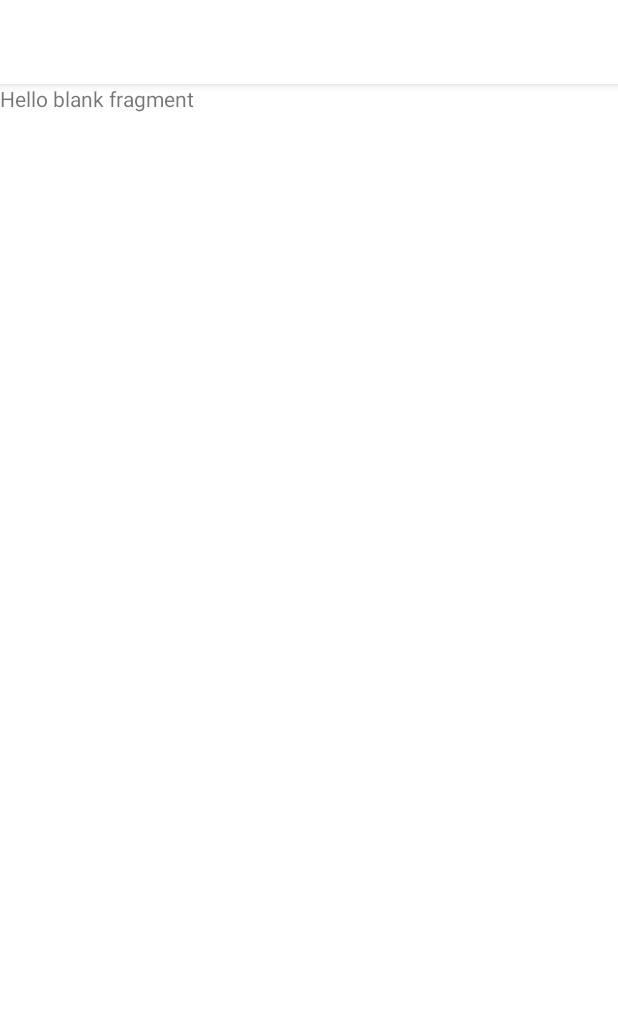
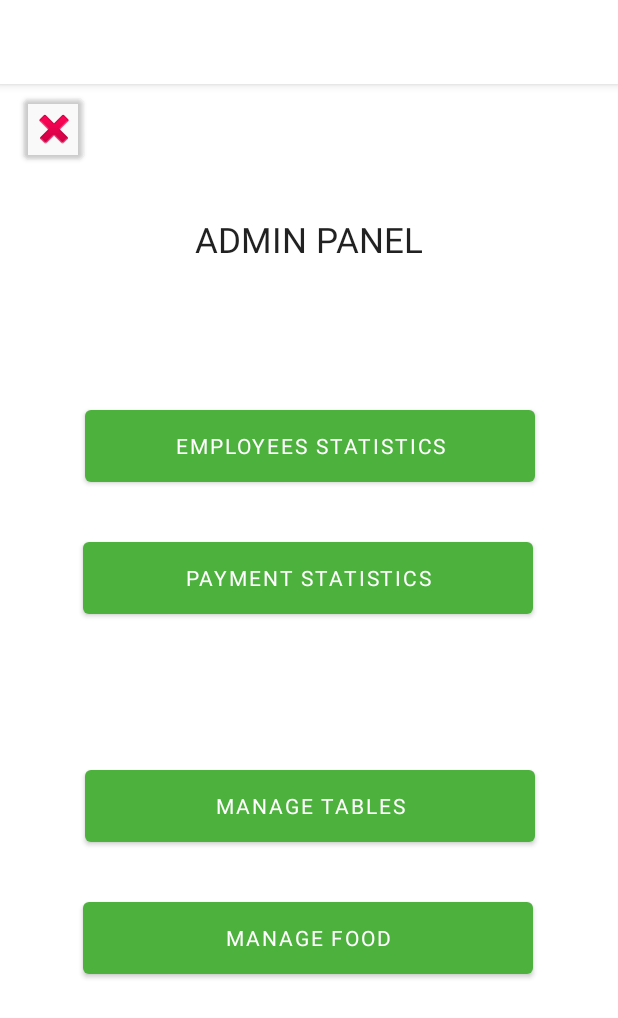
Before and after one commit to msabate00/WaiterMe, an Android app: the AdminMainFragment screen opened through its navigation route, on a phone screen of 412 x 824 dp. Shown: the top 1018 px of the screen. Run offline under Robolectric (Android 15) with nearby library versions, the light colour scheme and no system bars; our stand-ins replace Firebase (no records; nobody signed in at launch, a user with empty details on screens opened directly), data binding.

Commit message:
MSM - visa admin main

```diff
--- a/app/src/main/res/layout/fragment_admin_main.xml
+++ b/app/src/main/res/layout/fragment_admin_main.xml
@@ -8,19 +8,77 @@
     </data>
 
     <androidx.constraintlayout.widget.ConstraintLayout
-        android:id="@+id/frameLayout2"
+        android:id="@+id/frameLayout"
         android:layout_width="match_parent"
         android:layout_height="match_parent"
-        tools:context=".Admin.AdminMainFragment">
+        tools:context=".Login.LoginFragment">
 
-        <!-- TODO: Update blank fragment layout -->
         <TextView
-            android:id="@+id/textView"
-            android:layout_width="0dp"
-            android:layout_height="0dp"
-            android:text="@string/hello_blank_fragment"
-            app:layout_constraintBottom_toBottomOf="parent"
+            android:id="@+id/tv_AdminMain_Title"
+            style="@style/HeaderText"
+            android:layout_width="wrap_content"
+            android:layout_height="wrap_content"
+            android:layout_marginTop="88dp"
+            android:text="@string/admin_panel"
+            android:textAllCaps="true"
             app:layout_constraintEnd_toEndOf="parent"
+            app:layout_constraintStart_toStartOf="parent"
+            app:layout_constraintTop_toTopOf="parent" />
+
+        <Button
+            android:id="@+id/bt_AdminMain_EmployeesSt"
+            style="@style/AdminButton"
+            android:layout_marginTop="92dp"
+            android:elevation="10dp"
+            android:text="@string/employees_statistics"
+            app:layout_constraintEnd_toEndOf="parent"
+            app:layout_constraintHorizontal_bias="0.504"
+            app:layout_constraintStart_toStartOf="parent"
+            app:layout_constraintTop_toBottomOf="@+id/tv_AdminMain_Title" />
+
+        <Button
+            android:id="@+id/bt_AdminMain_PaymentSt"
+            style="@style/AdminButton"
+            android:layout_marginTop="28dp"
+            android:elevation="10dp"
+            android:text="@string/payment_statistics"
+            app:layout_constraintEnd_toEndOf="parent"
+            app:layout_constraintHorizontal_bias="0.495"
+            app:layout_constraintStart_toStartOf="parent"
+            app:layout_constraintTop_toBottomOf="@+id/bt_AdminMain_EmployeesSt" />
+
+
+        <Button
+            android:id="@+id/bt_AdminMain_TablesMan"
+            style="@style/AdminButton"
+            android:layout_marginTop="92dp"
+            android:elevation="10dp"
+            android:text="@string/manage_tables"
+            app:layout_constraintEnd_toEndOf="parent"
+            app:layout_constraintHorizontal_bias="0.504"
+            app:layout_constraintStart_toStartOf="parent"
+            app:layout_constraintTop_toBottomOf="@+id/bt_AdminMain_PaymentSt" />
+
+        <Button
+            android:id="@+id/bt_AdminMain_FoodMan"
+            style="@style/AdminButton"
+            android:layout_marginTop="28dp"
+            android:elevation="10dp"
+            android:text="@string/manage_food"
+            app:layout_constraintEnd_toEndOf="parent"
+            app:layout_constraintHorizontal_bias="0.495"
+            app:layout_constraintStart_toStartOf="parent"
+            app:layout_constraintTop_toBottomOf="@+id/bt_AdminMain_TablesMan" />
+
+        <Button
+            android:id="@+id/bt_AdminMain_close"
+            android:layout_width="40dp"
+            android:layout_height="52dp"
+            android:layout_marginStart="16dp"
+            android:layout_marginTop="4dp"
+            android:backgroundTint="@color/cardview_shadow_end_color"
+            android:drawableTop="@android:drawable/ic_delete"
+            app:iconPadding="0dp"
             app:layout_constraintStart_toStartOf="parent"
             app:layout_constraintTop_toTopOf="parent" />
 
```
